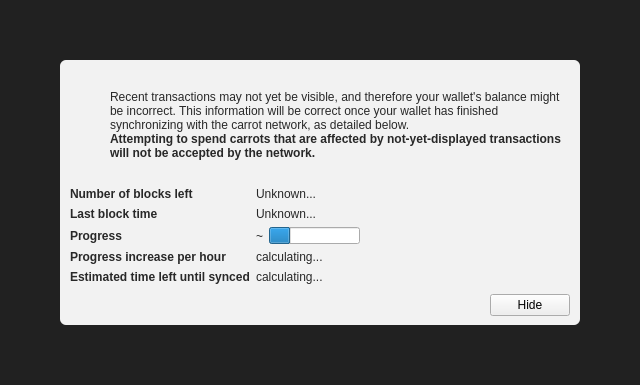
Before: the Qt Designer form src/qt/forms/modaloverlay.ui in saigoyume/Ravencoin, drawn with Qt 5.
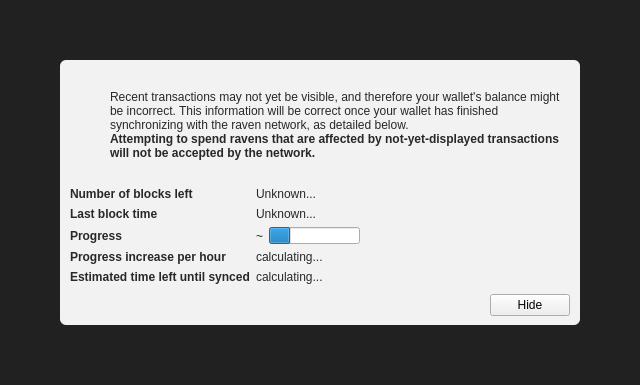
After: the same form once the commit is applied. Icons and pictures are not drawn. Custom widgets are drawn as their Qt base class.

Patch:
```diff
--- a/src/qt/forms/modaloverlay.ui
+++ b/src/qt/forms/modaloverlay.ui
@@ -130,7 +130,7 @@
              <item>
               <widget class="QLabel" name="infoText">
                <property name="text">
-                <string>Recent transactions may not yet be visible, and therefore your wallet's balance might be incorrect. This information will be correct once your wallet has finished synchronizing with the carrot network, as detailed below.</string>
+                <string>Recent transactions may not yet be visible, and therefore your wallet's balance might be incorrect. This information will be correct once your wallet has finished synchronizing with the raven network, as detailed below.</string>
                </property>
                <property name="textFormat">
                 <enum>Qt::RichText</enum>
@@ -149,7 +149,7 @@
                 </font>
                </property>
                <property name="text">
-                <string>Attempting to spend carrots that are affected by not-yet-displayed transactions will not be accepted by the network.</string>
+                <string>Attempting to spend ravens that are affected by not-yet-displayed transactions will not be accepted by the network.</string>
                </property>
                <property name="textFormat">
                 <enum>Qt::RichText</enum>
```
